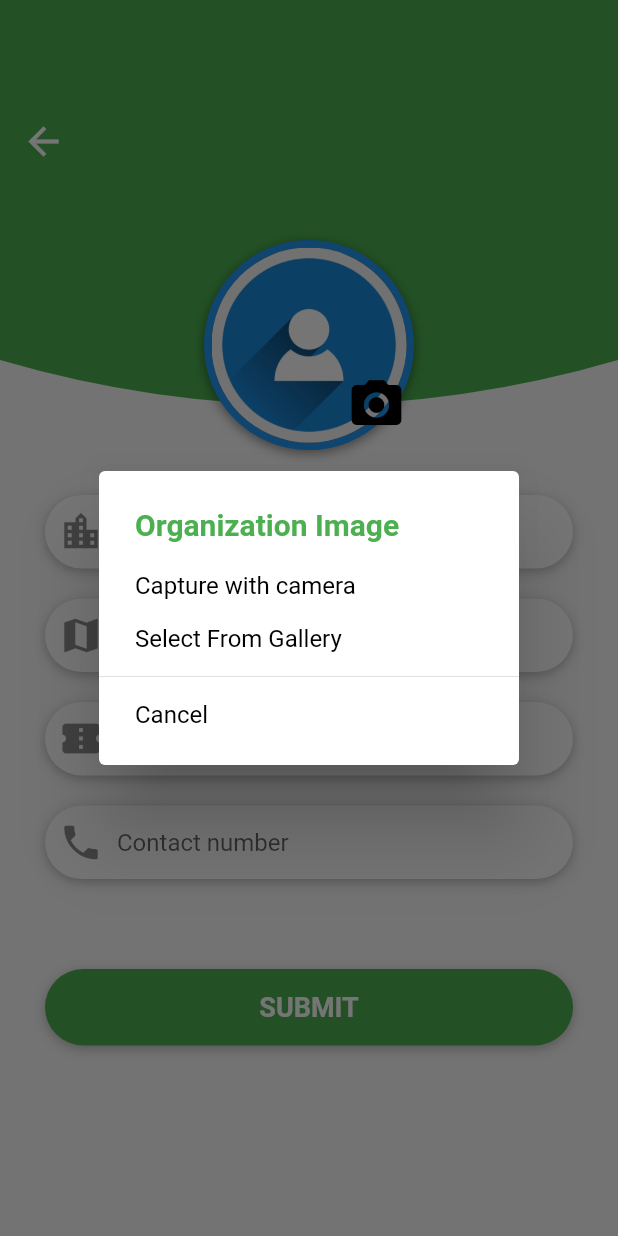
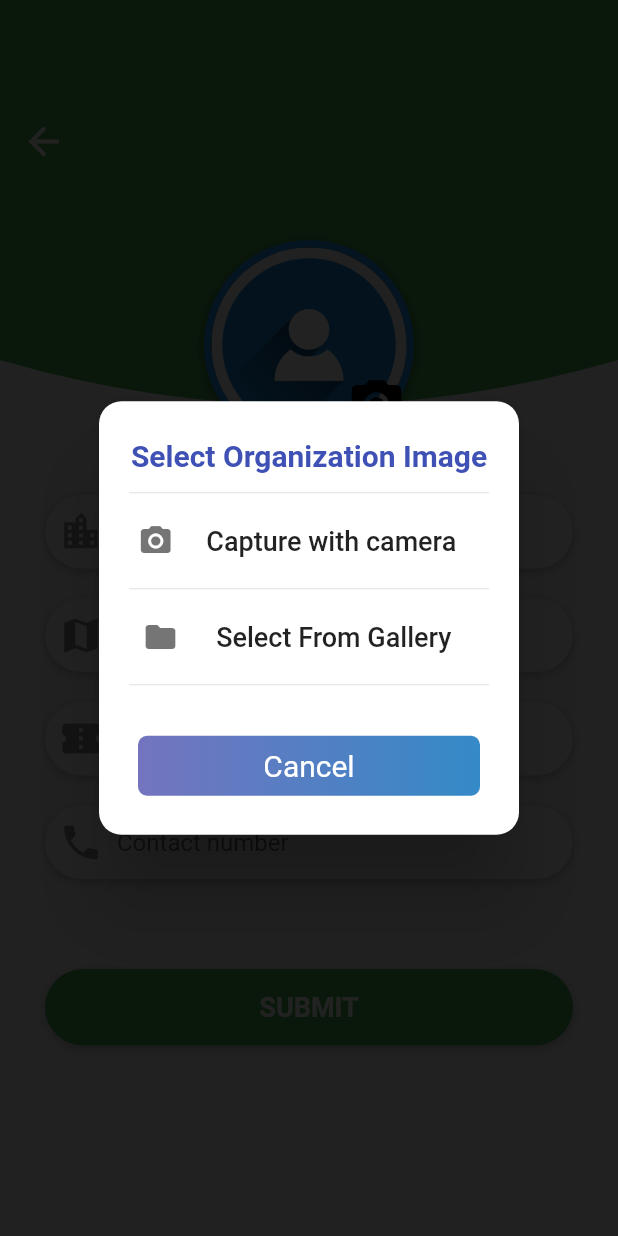
Before and after one commit to Thusatharan/FoodWastageManagement, a Flutter app: the OrganizationRegisterScreen screen opened by its route, after a tap on the "camera alt" icon, on a phone screen of 412 x 824 dp. Run offline on Flutter 3.47's test engine with Material 2 defaults, Android fonts, the phone set to English and light mode, and no system bars; drawn by our look-alikes of rflutter_alert; our stand-ins replace bubble_bottom_bar, cloud_firestore, firebase_auth, firebase_core, firebase_storage, flutter_custom_clippers and 6 more; accounts and stored records are empty; network calls fail.

Commit message:
Seventh Commit

```diff
--- a/lib/screens/home_screens/user_screens/organization_screens/organization_register_screen.dart
+++ b/lib/screens/home_screens/user_screens/organization_screens/organization_register_screen.dart
@@ -6,11 +6,13 @@ import 'package:food_wastage_management/providers/organization_provider.dart';
 import 'package:food_wastage_management/screens/home_screen.dart';
 import 'package:food_wastage_management/widgets/clipper_widgets/profile_clipper.dart';
 import 'package:food_wastage_management/widgets/progress_widget.dart';
+import 'package:food_wastage_management/widgets/show_dialog_alert_widget.dart';
 import 'package:image_picker/image_picker.dart';
 import 'package:path_provider/path_provider.dart';
 import 'package:image/image.dart' as Im;
 import 'package:firebase_storage/firebase_storage.dart';
 import 'package:provider/provider.dart';
+import 'package:rflutter_alert/rflutter_alert.dart';
 
 class OrganizationRegisterScreen extends StatefulWidget {
   static const routeName = '/organization_register_screen';
@@ -151,54 +153,139 @@ class _OrganizationRegisterScreenState
         _image = File(pickedFile.path);
       });
       Navigator.pop(context);
+    }).catchError((error){
+      showDialogAlertWidget(
+        context: context,
+        error: error,
+        title: 'Error Message!',
+      );
     });
   }
 
   _pickImage(BuildContext context) {
-    return showDialog(
-      context: context,
-      builder: (context) {
-        return SimpleDialog(
-          title: Text(
-            'Organization Image',
-            style: TextStyle(
-              color: Theme.of(context).primaryColor,
+    var alertStyle = AlertStyle(
+      isCloseButton: false,
+      isOverlayTapDismiss: false,
+      descTextAlign: TextAlign.center,
+      alertBorder: RoundedRectangleBorder(
+        borderRadius: BorderRadius.circular(15.0),
+      ),
+      titleStyle: TextStyle(
+        color: Colors.indigo,
         fontWeight: FontWeight.bold,
       ),
+    );
+
+    return Alert(
+      context: context,
+      style: alertStyle,
+      title: "Select Organization Image",
+      content: Column(
+        children: <Widget>[
+          Divider(),
+          Row(
+            mainAxisAlignment: MainAxisAlignment.spaceEvenly,
+            children: [
+              Icon(
+                Icons.camera_alt,
+                color: Colors.black54,
               ),
-          children: [
-            SimpleDialogOption(
+              FlatButton(
                 child: Text(
                   'Capture with camera',
                   style: TextStyle(
-                  color: Colors.black,
+                    fontSize: 18.0,
                   ),
                 ),
                 onPressed: () => _getImage(ImageSource.camera),
               ),
-            SimpleDialogOption(
+            ],
+          ),
+          Divider(),
+          Row(
+            mainAxisAlignment: MainAxisAlignment.spaceEvenly,
+            children: [
+              Icon(
+                Icons.folder,
+                color: Colors.black54,
+              ),
+              FlatButton(
                 child: Text(
                   'Select From Gallery',
                   style: TextStyle(
-                  color: Colors.black,
+                    fontSize: 18.0,
                   ),
                 ),
                 onPressed: () => _getImage(ImageSource.gallery),
               ),
+            ],
+          ),
           Divider(),
-            SimpleDialogOption(
+        ],
+      ),
+      buttons: [
+        DialogButton(
+          onPressed: () => Navigator.pop(context),
           child: Text(
-                'Cancel',
+            "Cancel",
             style: TextStyle(
-                  color: Colors.black,
+              color: Colors.white,
+              fontSize: 20,
             ),
           ),
-              onPressed: () => Navigator.pop(context),
-            ),
+          gradient: LinearGradient(colors: [
+            Color.fromRGBO(116, 116, 191, 1.0),
+            Color.fromRGBO(52, 138, 199, 1.0)
+          ]),
+        )
       ],
-        );
-      },
-    );
+    ).show();
+
+
+    //showDialog(
+    //  context: context,
+    //  builder: (context) {
+    //    return SimpleDialog(
+    //      title: Text(
+    //        'Organization Image',
+    //        style: TextStyle(
+    //          color: Theme.of(context).primaryColor,
+    //          fontWeight: FontWeight.bold,
+    //        ),
+    //      ),
+    //      children: [
+    //        SimpleDialogOption(
+    //          child: Text(
+    //            'Capture with camera',
+    //            style: TextStyle(
+    //              color: Colors.black,
+    //            ),
+    //          ),
+    //          onPressed: () => _getImage(ImageSource.camera),
+    //        ),
+    //        SimpleDialogOption(
+    //          child: Text(
+    //            'Select From Gallery',
+    //            style: TextStyle(
+    //              color: Colors.black,
+    //            ),
+    //          ),
+    //          onPressed: () => _getImage(ImageSource.gallery),
+    //        ),
+    //        Divider(),
+    //        SimpleDialogOption(
+    //          child: Text(
+    //            'Cancel',
+    //            style: TextStyle(
+    //              color: Colors.black,
+    //            ),
+    //          ),
+    //          onPressed: () => Navigator.pop(context),
+    //        ),
+    //      ],
+    //    );
+    //  },
+    //);
   }
 
   /* ********************************************************* */
```
Also changed, not shown: lib/providers/foods_provider.dart (+29 -0 lines), lib/screens/home_screens/user_screens/organization_screens/organization_edit_screen.dart (+16 -7 lines), lib/screens/home_screens/user_screens/organization_screens/organization_home_screen.dart (+9 -8 lines), lib/screens/home_screens/user_screens/receiver_screens/receiver_food_detail_screen.dart (+15 -33 lines), lib/screens/home_screens/user_screens/receiver_screens/receiver_home_screen.dart (+18 -8 lines), lib/widgets/receivers_widgets/receiver_profile_widget.dart (+9 -8 lines). Lines whose indentation alone changed are shown as unchanged.
